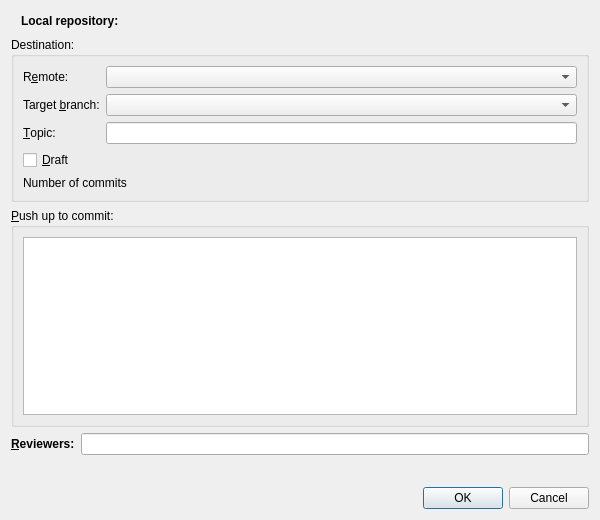
Old version of the form src/plugins/git/gerrit/gerritpushdialog.ui in the repository qt-creator/qt-creator.
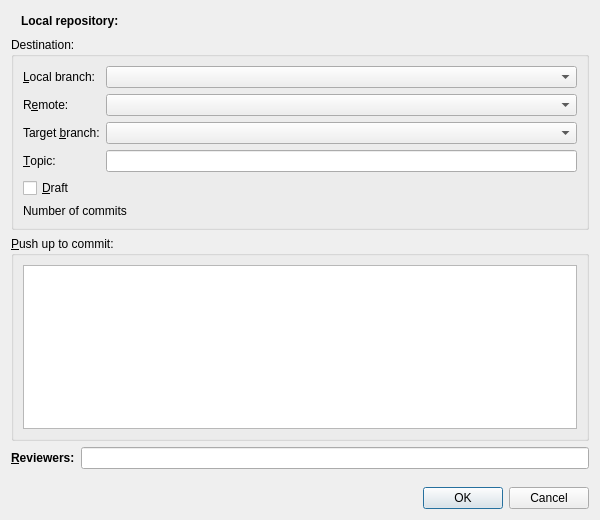
New version of the form. Custom widgets are drawn as their Qt base class.

Commit message:
Git: Enable local branch selection in Push to Gerrit
Show dialog even if there are no local commits in current branch

What changed in the file:
```diff
--- a/src/plugins/git/gerrit/gerritpushdialog.ui
+++ b/src/plugins/git/gerrit/gerritpushdialog.ui
@@ -47,6 +47,19 @@
        <enum>QFormLayout::AllNonFixedFieldsGrow</enum>
       </property>
       <item row="1" column="0">
+       <widget class="QLabel" name="localBranchLabel">
+        <property name="text">
+         <string>&amp;Local branch:</string>
+        </property>
+        <property name="buddy">
+         <cstring>localBranchComboBox</cstring>
+        </property>
+       </widget>
+      </item>
+      <item row="1" column="1">
+       <widget class="BranchComboBox" name="localBranchComboBox"/>
+      </item>
+      <item row="2" column="0">
        <widget class="QLabel" name="remoteLabel">
         <property name="text">
          <string>R&amp;emote:</string>
@@ -56,10 +69,10 @@
         </property>
        </widget>
       </item>
-      <item row="1" column="1">
+      <item row="2" column="1">
        <widget class="QComboBox" name="remoteComboBox"/>
       </item>
-      <item row="2" column="0">
+      <item row="3" column="0">
        <widget class="QLabel" name="targetBranchLabel">
         <property name="text">
          <string>Target &amp;branch:</string>
@@ -69,10 +82,10 @@
         </property>
        </widget>
       </item>
-      <item row="2" column="1">
+      <item row="3" column="1">
        <widget class="QComboBox" name="targetBranchComboBox"/>
       </item>
-      <item row="3" column="0">
+      <item row="4" column="0">
        <widget class="QLabel" name="topicLabel">
         <property name="text">
          <string>&amp;Topic:</string>
@@ -82,17 +95,17 @@
         </property>
        </widget>
       </item>
-      <item row="3" column="1">
+      <item row="4" column="1">
        <widget class="QLineEdit" name="topicLineEdit"/>
       </item>
-      <item row="4" column="0">
+      <item row="5" column="0">
        <widget class="QCheckBox" name="draftCheckBox">
         <property name="text">
          <string>&amp;Draft</string>
         </property>
        </widget>
       </item>
-      <item row="5" column="0" colspan="2">
+      <item row="6" column="0" colspan="2">
        <widget class="QLabel" name="infoLabel">
         <property name="text">
          <string>Number of commits</string>
@@ -178,6 +191,11 @@
    <extends>QTreeView</extends>
    <header location="global">git/logchangedialog.h</header>
   </customwidget>
+  <customwidget>
+   <class>BranchComboBox</class>
+   <extends>QComboBox</extends>
+   <header location="global">git/gerrit/branchcombobox.h</header>
+  </customwidget>
  </customwidgets>
  <resources/>
  <connections>
```
The commit also changes 6 other files.
